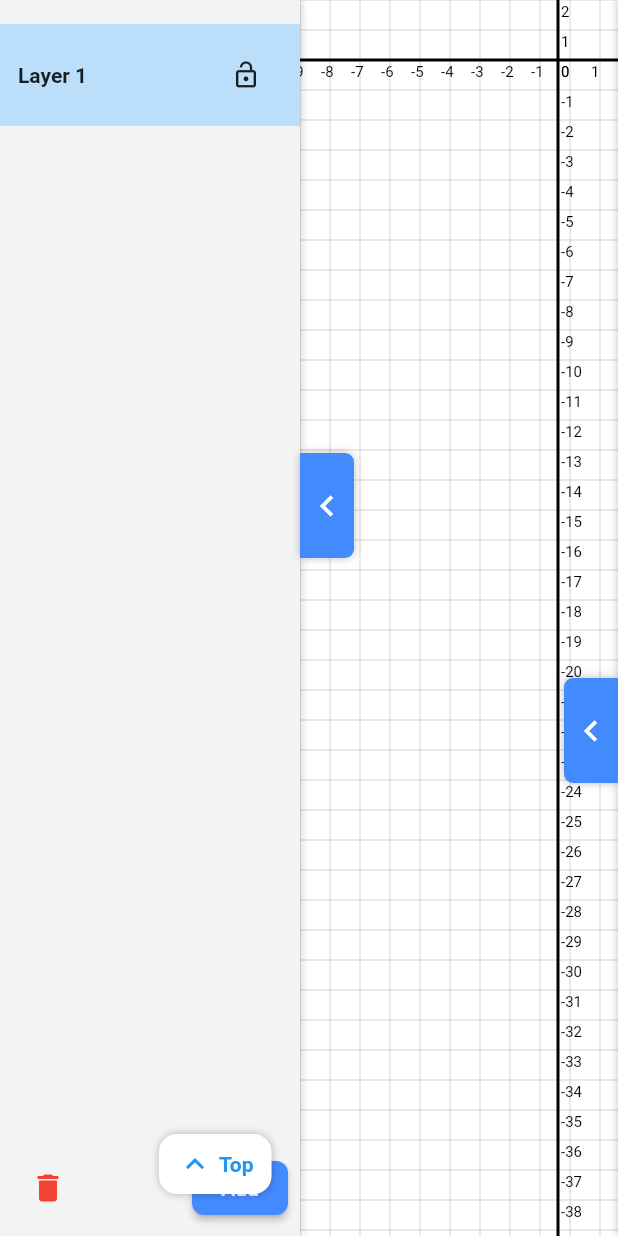
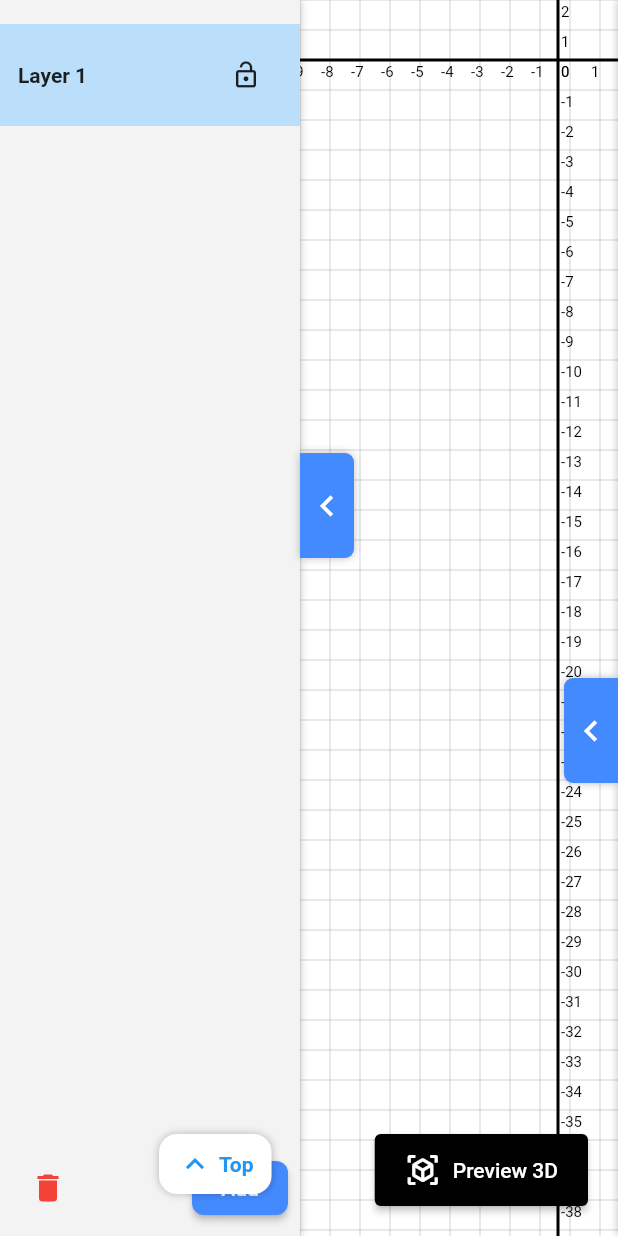
Before and after one commit to IamSamyak/FLAT3D_VIEWER, a Flutter app: the screen it shows after launch, after a tap on the "chevron right" icon, on a phone screen of 412 x 824 dp. Run offline on Flutter 3.47's test engine with Material 3 defaults, Android fonts, the phone set to English and light mode, and no system bars.

Commit message:
Adding 3d preview

```diff
--- a/lib/main.dart
+++ b/lib/main.dart
@@ -1,6 +1,6 @@
 import 'package:flutter/material.dart';
 import 'package:flutter/services.dart';
-import 'widgets/drawing_board.dart';
+import 'package:flat3d_viewer/widgets/drawing_board.dart';
 
 void main() async {
   WidgetsFlutterBinding.ensureInitialized();
@@ -9,6 +9,8 @@ void main() async {
     DeviceOrientation.landscapeLeft,
     DeviceOrientation.landscapeRight,
   ]);
+
+  final GlobalKey<DrawingBoardState> drawingBoardKey = GlobalKey();
 
   runApp(
     MaterialApp(
@@ -20,9 +22,9 @@ void main() async {
           background: Colors.white,
         ),
         scaffoldBackgroundColor: Colors.white,
-        useMaterial3: false, // Optional: disables Material3 defaults
+        useMaterial3: false,
       ),
-      home: const DrawingBoard(),
+      home: DrawingBoard(key: drawingBoardKey),
     ),
   );
 }
--- /dev/null
+++ b/lib/models/point3d.dart
@@ -0,0 +1,4 @@
+class Point3D {
+  final double x, y, z;
+  const Point3D(this.x, this.y, this.z);
+}
--- a/lib/widgets/drawing_board.dart
+++ b/lib/widgets/drawing_board.dart
@@ -1,3 +1,4 @@
+import 'package:flat3d_viewer/widgets/object_3d_preview_screen.dart';
 import 'package:flutter/material.dart';
 import 'package:flat3d_viewer/models/tool_mode.dart';
 import 'package:flat3d_viewer/models/drawing_layer.dart';
@@ -9,10 +10,15 @@ class DrawingBoard extends StatefulWidget {
   const DrawingBoard({super.key});
 
   @override
-  _DrawingBoardState createState() => _DrawingBoardState();
+  DrawingBoardState createState() => DrawingBoardState();
+
+  static DrawingBoardState? of(BuildContext context) {
+    final state = context.findAncestorStateOfType<DrawingBoardState>();
+    return state;
+  }
 }
 
-class _DrawingBoardState extends State<DrawingBoard> {
+class DrawingBoardState extends State<DrawingBoard> {
   final double gridSpacing = 20.0;
   final double toolsPanelWidth = 100.0;
 
@@ -22,10 +28,11 @@ class _DrawingBoardState extends State<DrawingBoard> {
 
   late DrawingBoardController controller;
 
+  DrawingBoardController getController() => controller;
+
   @override
   void initState() {
     super.initState();
-
     final initialLayers = [DrawingLayer(name: 'Layer 1')];
     controller = DrawingBoardController(
       gridSpacing: gridSpacing,
@@ -43,18 +50,22 @@ class _DrawingBoardState extends State<DrawingBoard> {
       body: LayoutBuilder(
         builder: (context, constraints) {
           final size = Size(constraints.maxWidth, constraints.maxHeight);
+
           return Stack(
             children: [
               GestureDetector(
                 onPanStart: (details) =>
                     controller.startDraw(details.localPosition, size),
-                onPanUpdate: (details) =>
-                    controller.updateDraw(details.localPosition, size, () => setState(() {})),
-                onPanEnd: (_) =>
-                    controller.endDraw(() => setState(() {})),
+                onPanUpdate: (details) => controller.updateDraw(
+                      details.localPosition,
+                      size,
+                      () => setState(() {}),
+                    ),
+                onPanEnd: (_) => controller.endDraw(() => setState(() {})),
                 child: Row(
                   children: [
                     Expanded(
+                      child: RepaintBoundary(
                         child: CustomPaint(
                           painter: DrawingPainter(
                             layers: currentLayers,
@@ -73,11 +84,11 @@ class _DrawingBoardState extends State<DrawingBoard> {
                           child: Container(),
                         ),
                       ),
+                    ),
                   ],
                 ),
               ),
 
-              /// Tool / Layer / View drawers
               DrawingBoardDrawers(
                 layers: currentLayers,
                 activeLayerIndex: controller.activeLayerIndex,
@@ -86,19 +97,16 @@ class _DrawingBoardState extends State<DrawingBoard> {
                 isViewDrawerOpen: _isViewDrawerOpen,
                 currentTool: controller.toolMode,
                 currentView: controller.currentView,
-
                 onLayerSelected: (index) {
                   setState(() {
                     controller.activeLayerIndex = index;
                   });
                 },
-
                 onToggleLayerDrawer: () {
                   setState(() {
                     _isLayerDrawerOpen = !_isLayerDrawerOpen;
                   });
                 },
-
                 onAddLayer: () {
                   setState(() {
                     final current = controller.currentLayers;
@@ -106,7 +114,6 @@ class _DrawingBoardState extends State<DrawingBoard> {
                     controller.activeLayerIndex = current.length - 1;
                   });
                 },
-
                 onDeleteLayer: (index) {
                   final current = controller.currentLayers;
                   if (current.length > 1) {
@@ -123,37 +130,56 @@ class _DrawingBoardState extends State<DrawingBoard> {
                     );
                   }
                 },
-
                 onToggleLayerLock: (index) {
                   setState(() {
                     controller.currentLayers[index].isLocked =
                         !controller.currentLayers[index].isLocked;
                   });
                 },
-
                 onToolSelected: (mode) {
                   setState(() {
                     controller.toolMode = mode;
                   });
                 },
-
                 onToggleToolDrawer: () {
                   setState(() {
                     _isToolDrawerOpen = !_isToolDrawerOpen;
                   });
                 },
-
                 onViewSelected: (view) {
                   setState(() {
                     controller.setViewMode(view, size);
                   });
                 },
-
                 onToggleViewDrawer: () {
                   setState(() {
                     _isViewDrawerOpen = !_isViewDrawerOpen;
                   });
                 },
+              ),
+
+              // Floating preview 3D button
+              Positioned(
+                bottom: 20,
+                right: 20,
+                child: ElevatedButton.icon(
+                  style: ElevatedButton.styleFrom(
+                    backgroundColor: Colors.black,
+                    foregroundColor: Colors.white,
+                    padding: const EdgeInsets.symmetric(horizontal: 20, vertical: 12),
+                  ),
+                  onPressed: () {
+                    Navigator.of(context).push(
+                      MaterialPageRoute(
+                        builder: (_) => Object3DPreviewScreen(
+                          drawingBoardKey: widget.key as GlobalKey<DrawingBoardState>,
+                        ),
+                      ),
+                    );
+                  },
+                  icon: const Icon(Icons.view_in_ar),
+                  label: const Text('Preview 3D'),
+                ),
               ),
             ],
           );
```
Also changed, not shown: lib/models/line3d.dart (added, +8 -0 lines), lib/models/object3d.dart (added, +12 -0 lines), lib/models/sphere.dart (added, +8 -0 lines), lib/services/object3d_reconstructor.dart (added, +90 -0 lines), lib/widgets/object3d_preview.dart (added, +57 -0 lines), lib/widgets/object_3d_preview_screen.dart (added, +74 -0 lines). Lines whose indentation alone changed are shown as unchanged.
